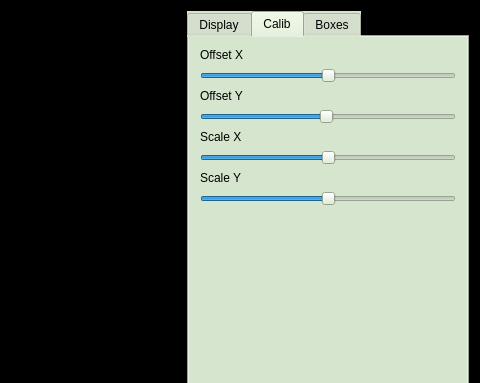
The window that mainwindow.ui (yquemener/Natural-Navigator) describes before a commit, drawn with Qt 5; both pictures show x 622 to 1102 and y 0 to 383 of the 1102 by 727 pixel window.
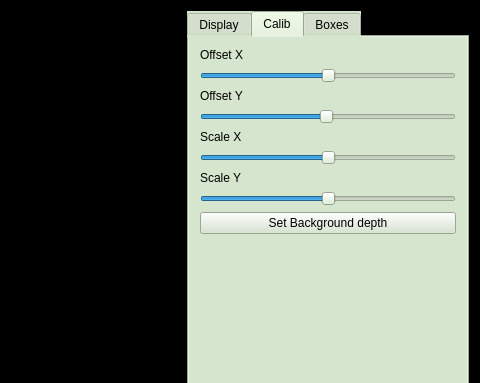
The same window after the commit. The open tabs and pages were chosen to show the change.

Commit message: Created a feature to create a background depth image

Patch:
```diff
--- a/mainwindow.ui
+++ b/mainwindow.ui
@@ -361,6 +361,13 @@
           </property>
          </widget>
         </item>
+        <item>
+         <widget class="QPushButton" name="but_background_depth">
+          <property name="text">
+           <string>Set Background depth</string>
+          </property>
+         </widget>
+        </item>
         <item>
          <spacer name="verticalSpacer_3">
           <property name="orientation">
```
Left out of the diff: 2 changed lines with no effect on the pictures. The commit also changes 5 other files.
